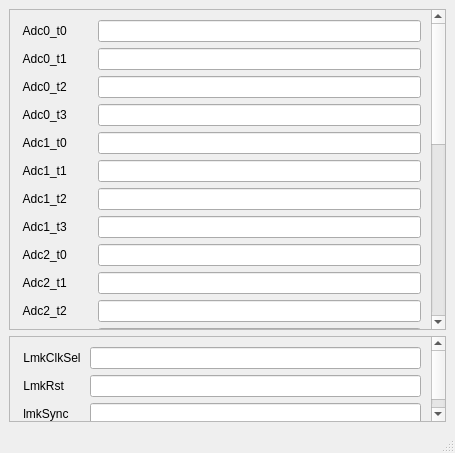
First picture: the form in util/ui/AmcGenericAdcDacCtrl.ui, repository slac-epics/cpswAsynPortDriver, before the edit.
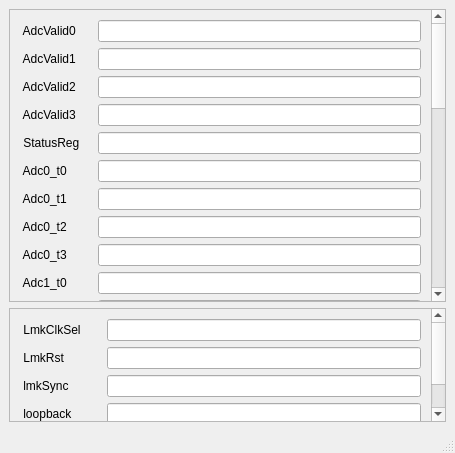
Second picture: the form after the edit. Custom widgets are drawn as their Qt base class.

```diff
--- a/util/ui/AmcGenericAdcDacCtrl.ui
+++ b/util/ui/AmcGenericAdcDacCtrl.ui
@@ -52,238 +52,238 @@
          <number>6</number>
         </property>
         <item row="0" column="0">
-         <widget class="QLabel" name="Adc0_t0">
+         <widget class="QLabel" name="AdcValid0">
           <property name="text">
-           <string> Adc0_t0 </string>
+           <string> AdcValid0 </string>
           </property>
          </widget>
         </item>
         <item row="0" column="1">
-         <widget class="caLineEdit" name="$(DEVICE):Adc0_t0">
+         <widget class="caLineEdit" name="$(DEVICE):$(PORT):AdcValid0">
           <property name="channel" stdset="0">
            <string notr="true">$(DEVICE):Adc0_t0</string>
           </property>
          </widget>
         </item>
         <item row="1" column="0">
-         <widget class="QLabel" name="Adc0_t1">
+         <widget class="QLabel" name="AdcValid1">
           <property name="text">
-           <string> Adc0_t1 </string>
+           <string> AdcValid1 </string>
           </property>
          </widget>
         </item>
         <item row="1" column="1">
-         <widget class="caLineEdit" name="$(DEVICE):Adc0_t1">
+         <widget class="caLineEdit" name="$(DEVICE):$(PORT):AdcValid1">
           <property name="channel" stdset="0">
            <string notr="true">$(DEVICE):Adc0_t1</string>
           </property>
          </widget>
         </item>
         <item row="2" column="0">
-         <widget class="QLabel" name="Adc0_t2">
+         <widget class="QLabel" name="AdcValid2">
           <property name="text">
-           <string> Adc0_t2 </string>
+           <string> AdcValid2 </string>
           </property>
          </widget>
         </item>
         <item row="2" column="1">
-         <widget class="caLineEdit" name="$(DEVICE):Adc0_t2">
+         <widget class="caLineEdit" name="$(DEVICE):$(PORT):AdcValid2">
           <property name="channel" stdset="0">
            <string notr="true">$(DEVICE):Adc0_t2</string>
           </property>
          </widget>
         </item>
         <item row="3" column="0">
-         <widget class="QLabel" name="Adc0_t3">
+         <widget class="QLabel" name="AdcValid3">
           <property name="text">
-           <string> Adc0_t3 </string>
+           <string> AdcValid3 </string>
           </property>
          </widget>
         </item>
         <item row="3" column="1">
-         <widget class="caLineEdit" name="$(DEVICE):Adc0_t3">
+         <widget class="caLineEdit" name="$(DEVICE):$(PORT):AdcValid3">
           <property name="channel" stdset="0">
            <string notr="true">$(DEVICE):Adc0_t3</string>
           </property>
          </widget>
         </item>
         <item row="4" column="0">
-         <widget class="QLabel" name="Adc1_t0">
+         <widget class="QLabel" name="StatusReg">
           <property name="text">
-           <string> Adc1_t0 </string>
+           <string> StatusReg </string>
           </property>
          </widget>
         </item>
         <item row="4" column="1">
-         <widget class="caLineEdit" name="$(DEVICE):Adc1_t0">
+         <widget class="caLineEdit" name="$(DEVICE):$(PORT):StatusReg">
           <property name="channel" stdset="0">
            <string notr="true">$(DEVICE):Adc1_t0</string>
           </property>
          </widget>
         </item>
         <item row="5" column="0">
-         <widget class="QLabel" name="Adc1_t1">
+         <widget class="QLabel" name="Adc0_t0">
           <property name="text">
-           <string> Adc1_t1 </string>
+           <string> Adc0_t0 </string>
           </property>
          </widget>
         </item>
         <item row="5" column="1">
-         <widget class="caLineEdit" name="$(DEVICE):Adc1_t1">
+         <widget class="caLineEdit" name="$(DEVICE):$(PORT):Adc0_t0">
           <property name="channel" stdset="0">
            <string notr="true">$(DEVICE):Adc1_t1</string>
           </property>
          </widget>
         </item>
         <item row="6" column="0">
-         <widget class="QLabel" name="Adc1_t2">
+         <widget class="QLabel" name="Adc0_t1">
           <property name="text">
-           <string> Adc1_t2 </string>
+           <string> Adc0_t1 </string>
           </property>
          </widget>
         </item>
         <item row="6" column="1">
-         <widget class="caLineEdit" name="$(DEVICE):Adc1_t2">
+         <widget class="caLineEdit" name="$(DEVICE):$(PORT):Adc0_t1">
           <property name="channel" stdset="0">
            <string notr="true">$(DEVICE):Adc1_t2</string>
           </property>
          </widget>
         </item>
         <item row="7" column="0">
-         <widget class="QLabel" name="Adc1_t3">
+         <widget class="QLabel" name="Adc0_t2">
           <property name="text">
-           <string> Adc1_t3 </string>
+           <string> Adc0_t2 </string>
           </property>
          </widget>
         </item>
         <item row="7" column="1">
-         <widget class="caLineEdit" name="$(DEVICE):Adc1_t3">
+         <widget class="caLineEdit" name="$(DEVICE):$(PORT):Adc0_t2">
           <property name="channel" stdset="0">
            <string notr="true">$(DEVICE):Adc1_t3</string>
           </property>
          </widget>
         </item>
         <item row="8" column="0">
-         <widget class="QLabel" name="Adc2_t0">
+         <widget class="QLabel" name="Adc0_t3">
           <property name="text">
-           <string> Adc2_t0 </string>
+           <string> Adc0_t3 </string>
           </property>
          </widget>
         </item>
         <item row="8" column="1">
-         <widget class="caLineEdit" name="$(DEVICE):Adc2_t0">
+         <widget class="caLineEdit" name="$(DEVICE):$(PORT):Adc0_t3">
           <property name="channel" stdset="0">
            <string notr="true">$(DEVICE):Adc2_t0</string>
           </property>
          </widget>
         </item>
         <item row="9" column="0">
-         <widget class="QLabel" name="Adc2_t1">
+         <widget class="QLabel" name="Adc1_t0">
           <property name="text">
-           <string> Adc2_t1 </string>
+           <string> Adc1_t0 </string>
           </property>
          </widget>
         </item>
         <item row="9" column="1">
-         <widget class="caLineEdit" name="$(DEVICE):Adc2_t1">
+         <widget class="caLineEdit" name="$(DEVICE):$(PORT):Adc1_t0">
           <property name="channel" stdset="0">
            <string notr="true">$(DEVICE):Adc2_t1</string>
           </property>
          </widget>
         </item>
         <item row="10" column="0">
-         <widget class="QLabel" name="Adc2_t2">
+         <widget class="QLabel" name="Adc1_t1">
           <property name="text">
-           <string> Adc2_t2 </string>
+           <string> Adc1_t1 </string>
           </property>
          </widget>
         </item>
         <item row="10" column="1">
-         <widget class="caLineEdit" name="$(DEVICE):Adc2_t2">
+         <widget class="caLineEdit" name="$(DEVICE):$(PORT):Adc1_t1">
           <property name="channel" stdset="0">
            <string notr="true">$(DEVICE):Adc2_t2</string>
           </property>
          </widget>
         </item>
         <item row="11" column="0">
-         <widget class="QLabel" name="Adc2_t3">
+         <widget class="QLabel" name="Adc1_t2">
           <property name="text">
            <string> Adc2_t3 </string>
           </property>
          </widget>
         </item>
         <item row="11" column="1">
-         <widget class="caLineEdit" name="$(DEVICE):Adc2_t3">
+         <widget class="caLineEdit" name="$(DEVICE):$(PORT):Adc1_t2">
           <property name="channel" stdset="0">
            <string notr="true">$(DEVICE):Adc2_t3</string>
           </property>
          </widget>
         </item>
         <item row="12" column="0">
-         <widget class="QLabel" name="Adc3_t0">
+         <widget class="QLabel" name="Adc1_t3">
           <property name="text">
            <string> Adc3_t0 </string>
           </property>
          </widget>
         </item>
         <item row="12" column="1">
-         <widget class="caLineEdit" name="$(DEVICE):Adc3_t0">
+         <widget class="caLineEdit" name="$(DEVICE):$(PORT):Adc1_t3">
           <property name="channel" stdset="0">
            <string notr="true">$(DEVICE):Adc3_t0</string>
           </property>
          </widget>
         </item>
         <item row="13" column="0">
-         <widget class="QLabel" name="Adc3_t1">
+         <widget class="QLabel" name="Adc2_t0">
           <property name="text">
            <string> Adc3_t1 </string>
           </property>
          </widget>
         </item>
         <item row="13" column="1">
-         <widget class="caLineEdit" name="$(DEVICE):Adc3_t1">
+         <widget class="caLineEdit" name="$(DEVICE):$(PORT):Adc2_t0">
           <property name="channel" stdset="0">
            <string notr="true">$(DEVICE):Adc3_t1</string>
           </property>
          </widget>
         </item>
         <item row="14" column="0">
-         <widget class="QLabel" name="Adc3_t2">
+         <widget class="QLabel" name="Adc2_t1">
           <property name="text">
            <string> Adc3_t2 </string>
           </property>
          </widget>
         </item>
         <item row="14" column="1">
-         <widget class="caLineEdit" name="$(DEVICE):Adc3_t2">
+         <widget class="caLineEdit" name="$(DEVICE):$(PORT):Adc2_t1">
           <property name="channel" stdset="0">
            <string notr="true">$(DEVICE):Adc3_t2</string>
           </property>
          </widget>
         </item>
         <item row="15" column="0">
-         <widget class="QLabel" name="Adc3_t3">
+         <widget class="QLabel" name="Adc2_t2">
           <property name="text">
            <string> Adc3_t3 </string>
           </property>
          </widget>
         </item>
         <item row="15" column="1">
-         <widget class="caLineEdit" name="$(DEVICE):Adc3_t3">
+         <widget class="caLineEdit" name="$(DEVICE):$(PORT):Adc2_t2">
           <property name="channel" stdset="0">
            <string notr="true">$(DEVICE):Adc3_t3</string>
           </property>
          </widget>
         </item>
         <item row="16" column="0">
-         <widget class="QLabel" name="Dac0_t0">
+         <widget class="QLabel" name="Adc2_t3">
           <property name="text">
            <string> Dac0_t0 </string>
           </property>
          </widget>
         </item>
         <item row="16" column="1">
-         <widget class="caLineEdit" name="$(DEVICE):Dac0_t0">
+         <widget class="caLineEdit" name="$(DEVICE):$(PORT):Adc2_t3">
           <property name="channel" stdset="0">
            <string notr="true">$(DEVICE):Dac0_t0</string>
           </property>
@@ -297,7 +297,7 @@
          </widget>
         </item>
         <item row="17" column="1">
-         <widget class="caLineEdit" name="$(DEVICE):Dac0_t1">
+         <widget class="caLineEdit" name="$(DEVICE):$(PORT):Adc3_t0">
           <property name="channel" stdset="0">
            <string notr="true">$(DEVICE):Dac0_t1</string>
           </property>
@@ -311,7 +311,7 @@
          </widget>
         </item>
         <item row="18" column="1">
-         <widget class="caLineEdit" name="$(DEVICE):Dac0_t2">
+         <widget class="caLineEdit" name="$(DEVICE):$(PORT):Adc3_t1">
           <property name="channel" stdset="0">
            <string notr="true">$(DEVICE):Dac0_t2</string>
           </property>
@@ -325,7 +325,7 @@
          </widget>
         </item>
         <item row="19" column="1">
-         <widget class="caLineEdit" name="$(DEVICE):Dac0_t3">
+         <widget class="caLineEdit" name="$(DEVICE):$(PORT):Adc3_t2">
           <property name="channel" stdset="0">
            <string notr="true">$(DEVICE):Dac0_t3</string>
           </property>
@@ -339,7 +339,7 @@
          </widget>
         </item>
         <item row="20" column="1">
-         <widget class="caLineEdit" name="$(DEVICE):Dac1_t0">
+         <widget class="caLineEdit" name="$(DEVICE):$(PORT):Adc3_t3">
           <property name="channel" stdset="0">
            <string notr="true">$(DEVICE):Dac1_t0</string>
           </property>
@@ -353,7 +353,7 @@
          </widget>
         </item>
         <item row="21" column="1">
-         <widget class="caLineEdit" name="$(DEVICE):Dac1_t1">
+         <widget class="caLineEdit" name="$(DEVICE):$(PORT):Dac0_t0">
           <property name="channel" stdset="0">
            <string notr="true">$(DEVICE):Dac1_t1</string>
           </property>
@@ -367,7 +367,7 @@
          </widget>
         </item>
         <item row="22" column="1">
-         <widget class="caLineEdit" name="$(DEVICE):Dac1_t2">
+         <widget class="caLineEdit" name="$(DEVICE):$(PORT):Dac0_t1">
           <property name="channel" stdset="0">
            <string notr="true">$(DEVICE):Dac1_t2</string>
           </property>
@@ -381,7 +381,7 @@
          </widget>
         </item>
         <item row="23" column="1">
-         <widget class="caLineEdit" name="$(DEVICE):Dac1_t3">
+         <widget class="caLineEdit" name="$(DEVICE):$(PORT):Dac0_t2">
           <property name="channel" stdset="0">
            <string notr="true">$(DEVICE):Dac1_t3</string>
           </property>
@@ -395,7 +395,7 @@
          </widget>
         </item>
         <item row="24" column="1">
-         <widget class="caLineEdit" name="$(DEVICE):DacVco">
+         <widget class="caLineEdit" name="$(DEVICE):$(PORT):Dac0_t3">
           <property name="channel" stdset="0">
            <string notr="true">$(DEVICE):DacVco</string>
           </property>
@@ -409,21 +409,109 @@
          </widget>
         </item>
         <item row="25" column="1">
-         <widget class="caLineEdit" name="$(DEVICE):AmcClkFreq">
+         <widget class="caLineEdit" name="$(DEVICE):$(PORT):Dac1_t0">
           <property name="channel" stdset="0">
-           <string notr="true">$(DEVICE):AmcClkFreq</string>
+           <string notr="true">$(DEVICE):$(PORT):Dac1_t0</string>
+          </property>
+          <property name="formatType">
+           <enum>caLineEdit::hexadecimal</enum>
+          </property>
+         </widget>
+        </item>
+        <item row="26" column="0">
+         <widget class="QLabel" name="Dac1_t1">
+          <property name="text">
+           <string> Dac1_t1 </string>
+          </property>
+         </widget>
+        </item>
+        <item row="26" column="1">
+         <widget class="caLineEdit" name="$(DEVICE):$(PORT):Dac1_t1">
+          <property name="channel" stdset="0">
+           <string notr="true">$(DEVICE):$(PORT):Dac1_t1</string>
+          </property>
+          <property name="formatType">
+           <enum>caLineEdit::hexadecimal</enum>
+          </property>
+         </widget>
+        </item>
+        <item row="27" column="0">
+         <widget class="QLabel" name="Dac1_t2">
+          <property name="text">
+           <string> Dac1_t2 </string>
+          </property>
+         </widget>
+        </item>
+        <item row="27" column="1">
+         <widget class="caLineEdit" name="$(DEVICE):$(PORT):Dac1_t2">
+          <property name="channel" stdset="0">
+           <string notr="true">$(DEVICE):$(PORT):Dac1_t2</string>
+          </property>
+          <property name="formatType">
+           <enum>caLineEdit::hexadecimal</enum>
+          </property>
+         </widget>
+        </item>
+        <item row="28" column="0">
+         <widget class="QLabel" name="Dac1_t3">
+          <property name="text">
+           <string> Dac1_t3 </string>
+          </property>
+         </widget>
+        </item>
+        <item row="28" column="1">
+         <widget class="caLineEdit" name="$(DEVICE):$(PORT):Dac1_t3">
+          <property name="channel" stdset="0">
+           <string notr="true">$(DEVICE):$(PORT):Dac1_t3</string>
+          </property>
+          <property name="formatType">
+           <enum>caLineEdit::hexadecimal</enum>
           </property>
          </widget>
         </item>
         <item row="29" column="0">
+         <widget class="QLabel" name="DacVco">
+          <property name="text">
+           <string> DacVco </string>
+          </property>
+         </widget>
+        </item>
+        <item row="29" column="1">
+         <widget class="caLineEdit" name="$(DEVICE):$(PORT):DacVco">
+          <property name="channel" stdset="0">
+           <string notr="true">$(DEVICE):$(PORT):DacVco</string>
+          </property>
+          <property name="formatType">
+           <enum>caLineEdit::hexadecimal</enum>
+          </property>
+         </widget>
+        </item>
+        <item row="30" column="0">
+         <widget class="QLabel" name="AmcClkFreq">
+          <property name="text">
+           <string> AmcClkFreq </string>
+          </property>
+         </widget>
+        </item>
+        <item row="30" column="1">
+         <widget class="caLineEdit" name="$(DEVICE):$(PORT):AmcClkFreq">
+          <property name="channel" stdset="0">
+           <string notr="true">$(DEVICE):$(PORT):AmcClkFreq</string>
+          </property>
+          <property name="formatType">
+           <enum>caLineEdit::hexadecimal</enum>
+          </property>
+         </widget>
+        </item>
+        <item row="34" column="0">
          <widget class="QLabel" name="LmkStatus">
           <property name="text">
            <string> LmkStatus </string>
           </property>
          </widget>
         </item>
-        <item row="29" column="1">
-         <widget class="caLineEdit" name="$(DEVICE):LmkStatus">
+        <item row="34" column="1">
+         <widget class="caLineEdit" name="$(DEVICE):$(PORT):LmkStatus">
           <property name="channel" stdset="0">
            <string notr="true">$(DEVICE):LmkStatus</string>
           </property>
@@ -463,45 +551,82 @@
         <property name="spacing">
          <number>6</number>
         </property>
-        <item row="26" column="0">
+        <item row="31" column="0">
          <widget class="QLabel" name="LmkClkSel">
           <property name="text">
            <string> LmkClkSel </string>
           </property>
          </widget>
         </item>
-        <item row="26" column="1">
-         <widget class="caTextEntry" name="$(DEVICE):LmkClkSel">
+        <item row="31" column="1">
+         <widget class="caTextEntry" name="$(DEVICE):$(PORT):LmkClkSel">
           <property name="channel" stdset="0">
            <string notr="true">$(DEVICE):LmkClkSel</string>
           </property>
          </widget>
         </item>
-        <item row="27" column="0">
+        <item row="32" column="0">
          <widget class="QLabel" name="LmkRst">
           <property name="text">
            <string> LmkRst </string>
           </property>
          </widget>
         </item>
-        <item row="27" column="1">
-         <widget class="caTextEntry" name="$(DEVICE):LmkRst">
+        <item row="32" column="1">
+         <widget class="caTextEntry" name="$(DEVICE):$(PORT):LmkRst">
           <property name="channel" stdset="0">
            <string notr="true">$(DEVICE):LmkRst</string>
           </property>
          </widget>
         </item>
-        <item row="28" column="0">
+        <item row="33" column="0">
          <widget class="QLabel" name="lmkSync">
           <property name="text">
            <string> lmkSync </string>
           </property>
          </widget>
         </item>
-        <item row="28" column="1">
-         <widget class="caTextEntry" name="$(DEVICE):lmkSync">
+        <item row="33" column="1">
+         <widget class="caTextEntry" name="$(DEVICE):$(PORT):lmkSync">
           <property name="channel" stdset="0">
-           <string notr="true">$(DEVICE):lmkSync</string>
+           <string notr="true">$(DEVICE):$(PORT):lmkSync</string>
+          </property>
+          <property name="formatType">
+           <enum>caLineEdit::hexadecimal</enum>
+          </property>
+         </widget>
+        </item>
+        <item row="35" column="0">
+         <widget class="QLabel" name="loopback">
+          <property name="text">
+           <string> loopback </string>
+          </property>
+         </widget>
+        </item>
+        <item row="35" column="1">
+         <widget class="caTextEntry" name="$(DEVICE):$(PORT):loopback">
+          <property name="channel" stdset="0">
+           <string notr="true">$(DEVICE):$(PORT):loopback</string>
+          </property>
+          <property name="formatType">
+           <enum>caLineEdit::hexadecimal</enum>
+          </property>
+         </widget>
+        </item>
+        <item row="36" column="0">
+         <widget class="QLabel" name="CounterReset">
+          <property name="text">
+           <string> CounterReset </string>
+          </property>
+         </widget>
+        </item>
+        <item row="36" column="1">
+         <widget class="caTextEntry" name="$(DEVICE):$(PORT):CounterReset">
+          <property name="channel" stdset="0">
+           <string notr="true">$(DEVICE):$(PORT):CounterReset</string>
+          </property>
+          <property name="formatType">
+           <enum>caLineEdit::hexadecimal</enum>
           </property>
          </widget>
         </item>
```
Left out of the diff: 188 changed lines with no effect on the pictures.
